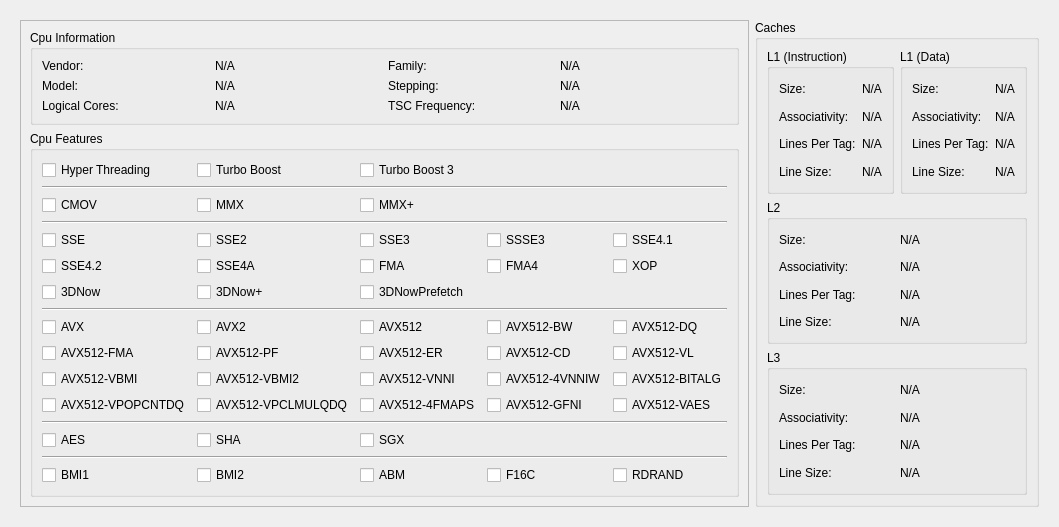
Old version of the form apps/Qt/Views/SystemInfoView/SystemInfoView.ui in the repository klapeto/elpida.
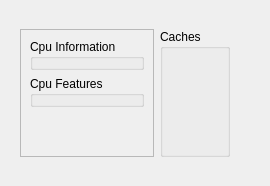
New version of the form.

Patch:
```diff
--- a/apps/Qt/Views/SystemInfoView/SystemInfoView.ui
+++ b/apps/Qt/Views/SystemInfoView/SystemInfoView.ui
@@ -2,6 +2,14 @@
 <ui version="4.0">
  <class>Elpida::SystemInfoView</class>
  <widget class="QWidget" name="Elpida::SystemInfoView">
+  <property name="geometry">
+   <rect>
+    <x>0</x>
+    <y>0</y>
+    <width>270</width>
+    <height>186</height>
+   </rect>
+  </property>
   <property name="windowTitle">
    <string>Form</string>
   </property>
@@ -29,92 +37,6 @@
            <property name="title">
             <string>Cpu Information</string>
            </property>
-           <layout class="QGridLayout" name="gridLayout_3">
-            <item row="0" column="2">
-             <widget class="QLabel" name="lblFamily">
-              <property name="text">
-               <string>Family:</string>
-              </property>
-             </widget>
-            </item>
-            <item row="1" column="0">
-             <widget class="QLabel" name="lblModel">
-              <property name="text">
-               <string>Model:</string>
-              </property>
-             </widget>
-            </item>
-            <item row="2" column="3">
-             <widget class="QLabel" name="lblTscFreqValue">
-              <property name="text">
-               <string>N/A</string>
-              </property>
-             </widget>
-            </item>
-            <item row="2" column="2">
-             <widget class="QLabel" name="lblTscFreq">
-              <property name="text">
-               <string>TSC Frequency:</string>
-              </property>
-             </widget>
-            </item>
-            <item row="1" column="1">
-             <widget class="QLabel" name="lblModelValue">
-              <property name="text">
-               <string>N/A</string>
-              </property>
-             </widget>
-            </item>
-            <item row="2" column="1">
-             <widget class="QLabel" name="lblLogicalCoresValue">
-              <property name="text">
-               <string>N/A</string>
-              </property>
-             </widget>
-            </item>
-            <item row="2" column="0">
-             <widget class="QLabel" name="lblLogicalCores">
-              <property name="text">
-               <string>Logical Cores:</string>
-              </property>
-             </widget>
-            </item>
-            <item row="1" column="3">
-             <widget class="QLabel" name="lblSteppingValue">
-              <property name="text">
-               <string>N/A</string>
-              </property>
-             </widget>
-            </item>
-            <item row="0" column="3">
-             <widget class="QLabel" name="lblFamilyValue">
-              <property name="text">
-               <string>N/A</string>
-              </property>
-             </widget>
-            </item>
-            <item row="0" column="0">
-             <widget class="QLabel" name="lblVendor">
-              <property name="text">
-               <string>Vendor:</string>
-              </property>
-             </widget>
-            </item>
-            <item row="0" column="1">
-             <widget class="QLabel" name="lblVendorValue">
-              <property name="text">
-               <string>N/A</string>
-              </property>
-             </widget>
-            </item>
-            <item row="1" column="2">
-             <widget class="QLabel" name="lblStepping">
-              <property name="text">
-               <string>Stepping:</string>
-              </property>
-             </widget>
-            </item>
-           </layout>
           </widget>
          </item>
          <item row="2" column="0">
@@ -122,374 +44,21 @@
            <property name="title">
             <string>Cpu Features</string>
            </property>
-           <layout class="QGridLayout" name="gridLayout_4">
-            <item row="11" column="2">
-             <widget class="QCheckBox" name="chkAvx512Vnni">
-              <property name="text">
-               <string>AVX512-VNNI</string>
-              </property>
-             </widget>
-            </item>
-            <item row="12" column="1">
-             <widget class="QCheckBox" name="chkAvx512Vp2">
-              <property name="text">
-               <string>AVX512-VPCLMULQDQ</string>
-              </property>
-             </widget>
-            </item>
-            <item row="12" column="0">
-             <widget class="QCheckBox" name="chkAvx512Vp1">
-              <property name="text">
-               <string>AVX512-VPOPCNTDQ</string>
-              </property>
-             </widget>
-            </item>
-            <item row="11" column="3">
-             <widget class="QCheckBox" name="chkAvx5124vnniw">
-              <property name="text">
-               <string>AVX512-4VNNIW</string>
-              </property>
-             </widget>
-            </item>
-            <item row="12" column="4">
-             <widget class="QCheckBox" name="chkAvx512Vaes">
-              <property name="text">
-               <string>AVX512-VAES</string>
-              </property>
-             </widget>
-            </item>
-            <item row="10" column="4">
-             <widget class="QCheckBox" name="chkAvx512Vl">
-              <property name="text">
-               <string>AVX512-VL</string>
-              </property>
-             </widget>
-            </item>
-            <item row="10" column="1">
-             <widget class="QCheckBox" name="chkAvx512pf">
-              <property name="text">
-               <string>AVX512-PF</string>
-              </property>
-             </widget>
-            </item>
-            <item row="10" column="2">
-             <widget class="QCheckBox" name="chkAvx512er">
-              <property name="text">
-               <string>AVX512-ER</string>
-              </property>
-             </widget>
-            </item>
-            <item row="10" column="3">
-             <widget class="QCheckBox" name="chkAvx512cd">
-              <property name="text">
-               <string>AVX512-CD</string>
-              </property>
-             </widget>
-            </item>
-            <item row="0" column="1">
-             <widget class="QCheckBox" name="chkTurbo">
-              <property name="text">
-               <string>Turbo Boost</string>
-              </property>
-             </widget>
-            </item>
-            <item row="17" column="3">
-             <widget class="QCheckBox" name="chkF16c">
-              <property name="text">
-               <string>F16C</string>
-              </property>
-             </widget>
-            </item>
-            <item row="6" column="1">
-             <widget class="QCheckBox" name="chk3DNowext">
-              <property name="text">
-               <string>3DNow+</string>
-              </property>
-             </widget>
-            </item>
-            <item row="5" column="4">
-             <widget class="QCheckBox" name="chkXop">
-              <property name="text">
-               <string>XOP</string>
-              </property>
-             </widget>
-            </item>
-            <item row="15" column="0">
-             <widget class="QCheckBox" name="chkAes">
-              <property name="text">
-               <string>AES</string>
-              </property>
-             </widget>
-            </item>
-            <item row="15" column="1">
-             <widget class="QCheckBox" name="chkSha">
-              <property name="text">
-               <string>SHA</string>
-              </property>
-             </widget>
-            </item>
-            <item row="17" column="2">
-             <widget class="QCheckBox" name="chkAbm">
-              <property name="text">
-               <string>ABM</string>
-              </property>
-             </widget>
-            </item>
-            <item row="17" column="4">
-             <widget class="QCheckBox" name="chkRdrand">
-              <property name="text">
-               <string>RDRAND</string>
-              </property>
-             </widget>
-            </item>
-            <item row="9" column="4">
-             <widget class="QCheckBox" name="chkAvx512dq">
-              <property name="text">
-               <string>AVX512-DQ</string>
-              </property>
-             </widget>
-            </item>
-            <item row="10" column="0">
-             <widget class="QCheckBox" name="chkAvx512Fma">
-              <property name="text">
-               <string>AVX512-FMA</string>
-              </property>
-             </widget>
-            </item>
-            <item row="9" column="0">
-             <widget class="QCheckBox" name="chkAvx">
-              <property name="text">
-               <string>AVX</string>
-              </property>
-             </widget>
-            </item>
-            <item row="9" column="2">
-             <widget class="QCheckBox" name="chkAvx512">
-              <property name="text">
-               <string>AVX512</string>
-              </property>
-             </widget>
-            </item>
-            <item row="9" column="3">
-             <widget class="QCheckBox" name="chkAvx512bw">
-              <property name="text">
-               <string>AVX512-BW</string>
-              </property>
-             </widget>
-            </item>
-            <item row="5" column="1">
-             <widget class="QCheckBox" name="chkSse4a">
-              <property name="text">
-               <string>SSE4A</string>
-              </property>
-             </widget>
-            </item>
-            <item row="3" column="0" colspan="5">
-             <widget class="Line" name="line_2">
-              <property name="orientation">
-               <enum>Qt::Horizontal</enum>
-              </property>
-             </widget>
-            </item>
-            <item row="13" column="0" colspan="5">
-             <widget class="Line" name="line_4">
-              <property name="orientation">
-               <enum>Qt::Horizontal</enum>
-              </property>
-             </widget>
-            </item>
-            <item row="2" column="1">
-             <widget class="QCheckBox" name="chkMmx">
-              <property name="text">
-               <string>MMX</string>
-              </property>
-             </widget>
-            </item>
-            <item row="17" column="1">
-             <widget class="QCheckBox" name="chkBmi2">
-              <property name="text">
-               <string>BMI2</string>
-              </property>
-             </widget>
-            </item>
-            <item row="6" column="2">
-             <widget class="QCheckBox" name="chk3DNowPre">
-              <property name="text">
-               <string>3DNowPrefetch</string>
-              </property>
-             </widget>
-            </item>
-            <item row="0" column="2">
-             <widget class="QCheckBox" name="chkTurbo3">
-              <property name="text">
-               <string>Turbo Boost 3</string>
-              </property>
-             </widget>
-            </item>
-            <item row="4" column="4">
-             <widget class="QCheckBox" name="chkSse41">
-              <property name="text">
-               <string>SSE4.1</string>
-              </property>
-             </widget>
-            </item>
-            <item row="5" column="0">
-             <widget class="QCheckBox" name="chkSse42">
-              <property name="text">
-               <string>SSE4.2</string>
-              </property>
-             </widget>
-            </item>
-            <item row="4" column="2">
-             <widget class="QCheckBox" name="chkSse3">
-              <property name="text">
-               <string>SSE3</string>
-              </property>
-             </widget>
-            </item>
-            <item row="4" column="3">
-             <widget class="QCheckBox" name="chkSsse3">
-              <property name="text">
-               <string>SSSE3</string>
-              </property>
-             </widget>
-            </item>
-            <item row="5" column="2">
-             <widget class="QCheckBox" name="chkFma">
-              <property name="text">
-               <string>FMA</string>
-              </property>
-             </widget>
-            </item>
-            <item row="5" column="3">
-             <widget class="QCheckBox" name="chkFma4">
-              <property name="text">
-               <string>FMA4</string>
-              </property>
-             </widget>
-            </item>
-            <item row="2" column="0">
-             <widget class="QCheckBox" name="chkCmov">
-              <property name="text">
-               <string>CMOV</string>
-              </property>
-             </widget>
-            </item>
-            <item row="4" column="1">
-             <widget class="QCheckBox" name="chkSse2">
-              <property name="text">
-               <string>SSE2</string>
-              </property>
-             </widget>
-            </item>
-            <item row="0" column="0">
-             <widget class="QCheckBox" name="chkHyperthreading">
-              <property name="text">
-               <string>Hyper Threading</string>
-              </property>
-             </widget>
-            </item>
-            <item row="9" column="1">
-             <widget class="QCheckBox" name="chkAvx2">
-              <property name="text">
-               <string>AVX2</string>
-              </property>
-             </widget>
-            </item>
-            <item row="17" column="0">
-             <widget class="QCheckBox" name="chkBmi1">
-              <property name="text">
-               <string>BMI1</string>
-              </property>
-             </widget>
-            </item>
-            <item row="2" column="2">
-             <widget class="QCheckBox" name="chkMmxExt">
-              <property name="text">
-               <string>MMX+</string>
-              </property>
-             </widget>
-            </item>
-            <item row="4" column="0">
-             <widget class="QCheckBox" name="chkSse">
-              <property name="text">
-               <string>SSE</string>
-              </property>
-             </widget>
-            </item>
-            <item row="6" column="0">
-             <widget class="QCheckBox" name="chk3DNow">
-              <property name="text">
-               <string>3DNow</string>
-              </property>
-             </widget>
-            </item>
-            <item row="7" column="0" colspan="5">
-             <widget class="Line" name="line_5">
-              <property name="orientation">
-               <enum>Qt::Horizontal</enum>
-              </property>
-             </widget>
-            </item>
-            <item row="16" column="0" colspan="5">
-             <widget class="Line" name="line_3">
-              <property name="orientation">
-               <enum>Qt::Horizontal</enum>
-              </property>
-             </widget>
-            </item>
-            <item row="1" column="0" colspan="5">
-             <widget class="Line" name="line">
-              <property name="orientation">
-               <enum>Qt::Horizontal</enum>
-              </property>
-             </widget>
-            </item>
-            <item row="11" column="0">
-             <widget class="QCheckBox" name="chkAvx512vbmi">
-              <property name="text">
-               <string>AVX512-VBMI</string>
-              </property>
-             </widget>
-            </item>
-            <item row="12" column="2">
-             <widget class="QCheckBox" name="chkAvx5124fmaps">
-              <property name="text">
-               <string>AVX512-4FMAPS</string>
-              </property>
-             </widget>
-            </item>
-            <item row="12" column="3">
-             <widget class="QCheckBox" name="chkAvx512Gfni">
-              <property name="text">
-               <string>AVX512-GFNI</string>
-              </property>
-             </widget>
-            </item>
-            <item row="11" column="4">
-             <widget class="QCheckBox" name="chkAvx512Bitalg">
-              <property name="text">
-               <string>AVX512-BITALG</string>
-              </property>
-             </widget>
-            </item>
-            <item row="11" column="1">
-             <widget class="QCheckBox" name="chkAvx512Vbmi2">
-              <property name="text">
-               <string>AVX512-VBMI2</string>
-              </property>
-             </widget>
-            </item>
-            <item row="15" column="2">
-             <widget class="QCheckBox" name="chkSgx">
-              <property name="text">
-               <string>SGX</string>
-              </property>
-             </widget>
-            </item>
-           </layout>
           </widget>
          </item>
+         <item row="3" column="0">
+          <spacer name="verticalSpacer">
+           <property name="orientation">
+            <enum>Qt::Vertical</enum>
+           </property>
+           <property name="sizeHint" stdset="0">
+            <size>
+             <width>20</width>
+             <height>40</height>
+            </size>
+           </property>
+          </spacer>
+         </item>
         </layout>
        </widget>
       </item>
@@ -498,273 +67,21 @@
         <property name="title">
          <string>Caches</string>
         </property>
-        <layout class="QGridLayout" name="gridLayout_9">
-         <item row="2" column="0" colspan="2">
-          <widget class="QGroupBox" name="gbL2">
-           <property name="title">
-            <string>L2</string>
-           </property>
-           <layout class="QGridLayout" name="gridLayout_6">
-            <item row="0" column="0">
-             <widget class="QLabel" name="lblL2Size">
-              <property name="text">
-               <string>Size:</string>
-              </property>
-             </widget>
-            </item>
-            <item row="0" column="1">
-             <widget class="QLabel" name="lblL2SizeValue">
-              <property name="text">
-               <string>N/A</string>
-              </property>
-             </widget>
-            </item>
-            <item row="1" column="0">
-             <widget class="QLabel" name="lblL2Assoc">
-              <property name="text">
-               <string>Associativity:</string>
-              </property>
-             </widget>
-            </item>
-            <item row="1" column="1">
-             <widget class="QLabel" name="lblL2AssocValue">
-              <property name="text">
-               <string>N/A</string>
-              </property>
-             </widget>
-            </item>
-            <item row="2" column="0">
-             <widget class="QLabel" name="lblL2Lpt">
-              <property name="text">
-               <string>Lines Per Tag:</string>
-              </property>
-             </widget>
-            </item>
-            <item row="2" column="1">
-             <widget class="QLabel" name="lblL2LptValue">
-              <property name="text">
-               <string>N/A</string>
-              </property>
-             </widget>
-            </item>
-            <item row="3" column="0">
-             <widget class="QLabel" name="lblL2Ls">
-              <property name="text">
-               <string>Line Size:</string>
-              </property>
-             </widget>
-            </item>
-            <item row="3" column="1">
-             <widget class="QLabel" name="lblL2LsValue">
-              <property name="text">
-               <string>N/A</string>
-              </property>
-             </widget>
-            </item>
-           </layout>
-          </widget>
-         </item>
-         <item row="0" column="0">
-          <widget class="QGroupBox" name="gbL1Instruction">
-           <property name="title">
-            <string>L1 (Instruction)</string>
-           </property>
-           <layout class="QGridLayout" name="gridLayout_7">
-            <item row="0" column="0">
-             <widget class="QLabel" name="lblL1InstSize">
-              <property name="text">
-               <string>Size:</string>
-              </property>
-             </widget>
-            </item>
-            <item row="0" column="1">
-             <widget class="QLabel" name="lblL1InstSizeValue">
-              <property name="text">
-               <string>N/A</string>
-              </property>
-             </widget>
-            </item>
-            <item row="1" column="0">
-             <widget class="QLabel" name="lblL1InstAssoc">
-              <property name="text">
-               <string>Associativity:</string>
-              </property>
-             </widget>
-            </item>
-            <item row="1" column="1">
-             <widget class="QLabel" name="lblL1InstAssocValue">
-              <property name="text">
-               <string>N/A</string>
-              </property>
-             </widget>
-            </item>
-            <item row="2" column="0">
-             <widget class="QLabel" name="lblL1InstLpt">
-              <property name="text">
-               <string>Lines Per Tag:</string>
-              </property>
-             </widget>
-            </item>
-            <item row="2" column="1">
-             <widget class="QLabel" name="lblL1InstLptValue">
-              <property name="text">
-               <string>N/A</string>
-              </property>
-             </widget>
-            </item>
-            <item row="3" column="0">
-             <widget class="QLabel" name="lblL1InstLs">
-              <property name="text">
-               <string>Line Size:</string>
-              </property>
-             </widget>
-            </item>
-            <item row="3" column="1">
-             <widget class="QLabel" name="lblL1InstLsValue">
-              <property name="text">
-               <string>N/A</string>
-              </property>
-             </widget>
-            </item>
-           </layout>
-          </widget>
-         </item>
-         <item row="3" column="0" colspan="2">
-          <widget class="QGroupBox" name="gbL3">
-           <property name="styleSheet">
-            <string notr="true"/>
-           </property>
-           <property name="title">
-            <string>L3</string>
-           </property>
-           <layout class="QGridLayout" name="gridLayout_5">
-            <item row="3" column="1">
-             <widget class="QLabel" name="lblL3LsValue">
-              <property name="text">
-               <string>N/A</string>
-              </property>
-             </widget>
-            </item>
-            <item row="0" column="1">
-             <widget class="QLabel" name="lblL3SizeValue">
-              <property name="text">
-               <string>N/A</string>
-              </property>
-             </widget>
-            </item>
-            <item row="2" column="1">
-             <widget class="QLabel" name="lblL3LptValue">
-              <property name="text">
-               <string>N/A</string>
-              </property>
-             </widget>
-            </item>
-            <item row="3" column="0">
-             <widget class="QLabel" name="lblL3Ls">
-              <property name="text">
-               <string>Line Size:</string>
-              </property>
-             </widget>
-            </item>
-            <item row="1" column="0">
-             <widget class="QLabel" name="lblL3Assoc">
-              <property name="text">
-               <string>Associativity:</string>
-              </property>
-             </widget>
-            </item>
-            <item row="2" column="0">
-             <widget class="QLabel" name="lblL3Lpt">
-              <property name="text">
-               <string>Lines Per Tag:</string>
-              </property>
-             </widget>
-            </item>
-            <item row="0" column="0">
-             <widget class="QLabel" name="lblL3Size">
-              <property name="text">
-               <string>Size:</string>
-              </property>
-             </widget>
-            </item>
-            <item row="1" column="1">
-             <widget class="QLabel" name="lblL3AssocValue">
-              <property name="text">
-               <string>N/A</string>
-              </property>
-             </widget>
-            </item>
-           </layout>
-          </widget>
-         </item>
-         <item row="0" column="1">
-          <widget class="QGroupBox" name="gbL1Data">
-           <property name="title">
-            <string>L1 (Data)</string>
-           </property>
-           <layout class="QGridLayout" name="gridLayout_8">
-            <item row="0" column="0">
-             <widget class="QLabel" name="lblL1DataSize">
-              <property name="text">
-               <string>Size:</string>
-              </property>
-             </widget>
-            </item>
-            <item row="0" column="1">
-             <widget class="QLabel" name="lblL1DataSizeValue">
-              <property name="text">
-               <string>N/A</string>
-              </property>
-             </widget>
-            </item>
-            <item row="1" column="0">
-             <widget class="QLabel" name="lblL1DataAssoc">
-              <property name="text">
-               <string>Associativity:</string>
-              </property>
-             </widget>
-            </item>
-            <item row="1" column="1">
-             <widget class="QLabel" name="lblL1DataAssocValue">
-              <property name="text">
-               <string>N/A</string>
-              </property>
-             </widget>
-            </item>
-            <item row="2" column="0">
-             <widget class="QLabel" name="lblL1DataLpt">
-              <property name="text">
-               <string>Lines Per Tag:</string>
-              </property>
-             </widget>
-            </item>
-            <item row="2" column="1">
-             <widget class="QLabel" name="lblL1DataLptValue">
-              <property name="text">
-               <string>N/A</string>
-              </property>
-             </widget>
-            </item>
-            <item row="3" column="0">
-             <widget class="QLabel" name="lblL1DataLs">
-              <property name="text">
-               <string>Line Size:</string>
-              </property>
-             </widget>
-            </item>
-            <item row="3" column="1">
-             <widget class="QLabel" name="lblL1DataLsValue">
-              <property name="text">
-               <string>N/A</string>
-              </property>
-             </widget>
-            </item>
-           </layout>
-          </widget>
-         </item>
-        </layout>
        </widget>
       </item>
+      <item>
+       <spacer name="horizontalSpacer">
+        <property name="orientation">
+         <enum>Qt::Horizontal</enum>
+        </property>
+        <property name="sizeHint" stdset="0">
+         <size>
+          <width>40</width>
+          <height>20</height>
+         </size>
+        </property>
+       </spacer>
+      </item>
      </layout>
     </widget>
    </item>
```
